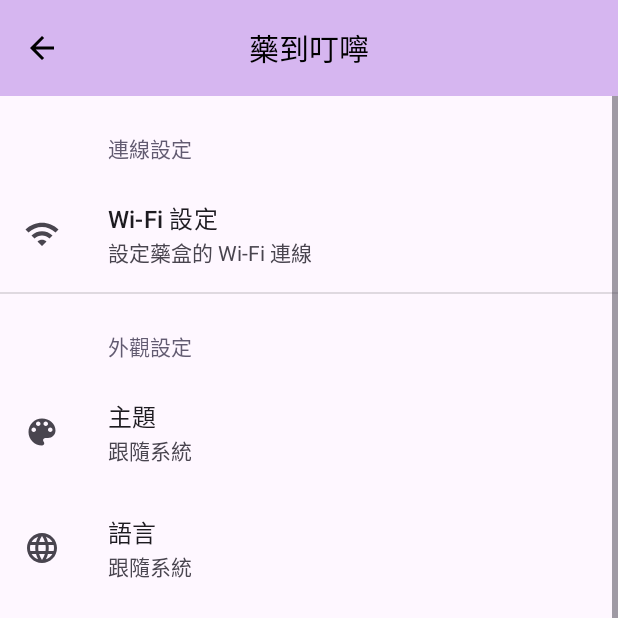
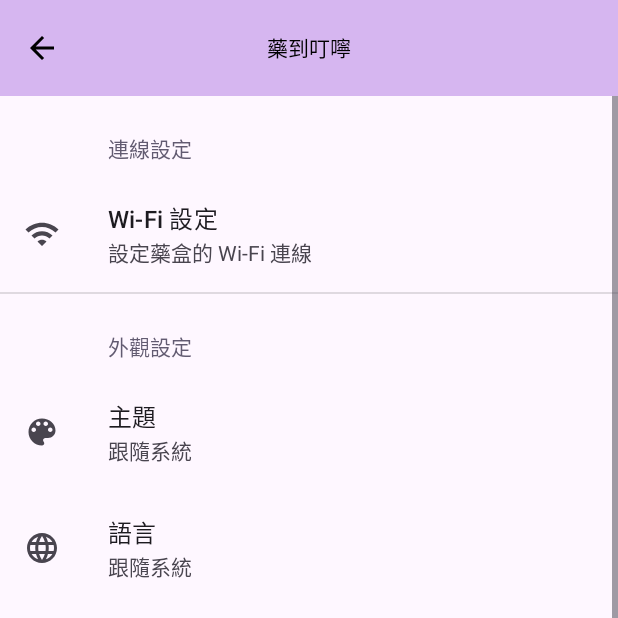
Before and after one commit to thumb2086/Medication_reminder, an Android app: the screen it shows after launch (MainActivity), after a tap on "設定", on a phone screen of 412 x 824 dp, the top half of it. Run offline under Robolectric (Android 15) with nearby library versions, the phone set to English and light mode, and no system bars; our stand-ins replace Dagger/Hilt's generated code, androidx.preference; network calls fail; 1 statement that could not run was skipped.

Commit message:
feat(android): Implement robust font scaling and refactor state management
This commit introduces a comprehensive refactor to ensure font scaling settings are applied reliably across the entire application and improves state management for Engineering Mode.

A new `BaseActivity` is introduced to globally enforce font size changes by intercepting context creation (`attachBaseContext`) and resource loading (`getResources`). This new approach reads the font scale from `SharedPreferences` and forcefully applies it, preventing Android themes or system settings from overriding user preferences. The `MainActivity`'s previous font scaling logic in `attachBaseContext` has been removed in favor of this more robust, centralized method.

Additionally, the state management for Engineering Mode has been centralized within `AppRepository`, making it the single source of truth. The mode's state is now persisted in `SharedPreferences` and observed via a `StateFlow`, ensuring the UI (specifically the visibility of the "Environment" tab) updates dynamically and reliably.

### Key Changes:

*   **Robust Font Scaling:**
    *   Added a new `BaseActivity.kt` to enforce font scaling at the context and resource levels, fixing bugs where system themes would override the settings.
    *   Created `ContextUtils.kt` to generate a new context with the user-defined `fontScale`.
    *   Removed hardcoded `textAppearance` from the Toolbar in `activity_main.xml` to allow its title to scale correctly.
    *   Updated `SettingsFragment.kt` to save the selected font scale (`1.0f`, `1.5f`, `1.8f`) to `app_prefs`, which `BaseActivity` reads from.
    *   `MainActivity` now inherits from `BaseActivity` to adopt the new global font scaling logic.

*   **Centralized State Management:**
    *   Moved the `isEngineeringMode` state and its persistence logic from `MainViewModel` and `MainActivity` into `AppRepository.kt`.
    *   The Engineering Mode state is now saved to and loaded from `SharedPreferences`, making it persistent across app restarts.
    *   The `ViewPagerAdapter` is now dynamically rebuilt when the `isEngineeringMode` state changes, correctly showing or hiding the "Environment" tab.

*   **UI & Documentation:**
    *   Updated `log.md` and `todo.md` to document the font scaling fixes.
    *   Changed the `TabLayout` mode to `scrollable` to better accommodate different font sizes.

```diff
--- a/app/src/main/java/com/example/medicationreminderapp/AppRepository.kt
+++ b/app/src/main/java/com/example/medicationreminderapp/AppRepository.kt
@@ -41,6 +41,9 @@ class AppRepository @Inject constructor(
     // Sensor Data
     private val _historicSensorData = MutableStateFlow<List<SensorDataPoint>>(emptyList())
     val historicSensorData: StateFlow<List<SensorDataPoint>> = _historicSensorData.asStateFlow()
+
+    private val _isEngineeringMode = MutableStateFlow(false)
+    val isEngineeringMode: StateFlow<Boolean> = _isEngineeringMode.asStateFlow()
 
     private val historicDataBuffer = mutableListOf<SensorDataPoint>()
 
@@ -209,11 +212,17 @@ class AppRepository @Inject constructor(
         _historicSensorData.value = sortedData
     }
 
+    fun setEngineeringMode(isEnabled: Boolean) {
+        _isEngineeringMode.value = isEnabled
+        saveEngineeringMode()
+    }
+
     // --- Persistence ---
 
     private fun loadAllData() {
         loadMedicationData()
         loadTakenRecords()
+        loadEngineeringMode()
         updateDailyStatusMap()
     }
 
@@ -261,10 +270,21 @@ class AppRepository @Inject constructor(
         }
     }
 
+    private fun saveEngineeringMode() {
+        sharedPreferences.edit {
+            putBoolean(KEY_ENGINEERING_MODE, _isEngineeringMode.value)
+        }
+    }
+
+    private fun loadEngineeringMode() {
+        _isEngineeringMode.value = sharedPreferences.getBoolean(KEY_ENGINEERING_MODE, false)
+    }
+
     companion object {
         const val PREFS_NAME = "MedicationReminderAppPrefs"
         const val KEY_MEDICATION_DATA = "medication_data"
         const val KEY_TAKEN_RECORDS = "taken_records"
+        const val KEY_ENGINEERING_MODE = "engineering_mode"
 
         const val STATUS_NOT_APPLICABLE = 0
         const val STATUS_NONE_TAKEN = 1
--- /dev/null
+++ b/app/src/main/java/com/example/medicationreminderapp/BaseActivity.kt
@@ -0,0 +1,37 @@
+package com.example.medicationreminderapp
+
+import android.content.Context
+import android.content.res.Configuration
+import androidx.appcompat.app.AppCompatActivity
+
+open class BaseActivity : AppCompatActivity() {
+
+    // 1. At Context connection time, directly replace the Context
+    override fun attachBaseContext(newBase: Context) {
+        // Use ContextUtils to generate a new Context
+        val newContext = ContextUtils.updateLocale(newBase)
+        super.attachBaseContext(newContext)
+    }
+
+    // 2. To prevent some phones (like Xiaomi/Samsung) from overriding Resources at Runtime,
+    // we add a second layer of interception here (this is the savior for many "invalid" cases)
+    override fun getResources(): android.content.res.Resources {
+        val res = super.getResources()
+        val config = res.configuration
+
+        // Read the current setting value
+        val sharedPreferences = getSharedPreferences("app_prefs", Context.MODE_PRIVATE)
+        val targetScale = sharedPreferences.getFloat("font_scale", 1.0f)
+
+        // If the current resource's configuration doesn't match the target, force the correction
+        if (config.fontScale != targetScale) {
+            val newConfig = Configuration(config)
+            newConfig.fontScale = targetScale
+            // Although updateConfiguration is deprecated,
+            // it's the only way to make it take effect immediately at the getResources level.
+            @Suppress("DEPRECATION")
+            res.updateConfiguration(newConfig, res.displayMetrics)
+        }
+        return res
+    }
+}
--- /dev/null
+++ b/app/src/main/java/com/example/medicationreminderapp/ContextUtils.kt
@@ -0,0 +1,25 @@
+package com.example.medicationreminderapp
+
+import android.content.Context
+import android.content.ContextWrapper
+import android.content.res.Configuration
+
+object ContextUtils {
+
+    fun updateLocale(context: Context): ContextWrapper {
+        val sharedPreferences = context.getSharedPreferences("app_prefs", Context.MODE_PRIVATE)
+        // Read the setting, defaulting to 1.0f
+        val fontScale = sharedPreferences.getFloat("font_scale", 1.0f)
+
+        val resources = context.resources
+        val configuration = Configuration(resources.configuration)
+
+        // Force-set the fontScale
+        configuration.fontScale = fontScale
+
+        // Create a context with the new configuration
+        val newContext = context.createConfigurationContext(configuration)
+
+        return ContextWrapper(newContext)
+    }
+}
--- a/app/src/main/java/com/example/medicationreminderapp/MainActivity.kt
+++ b/app/src/main/java/com/example/medicationreminderapp/MainActivity.kt
@@ -23,10 +23,8 @@ import android.view.View
 import android.widget.Toast
 import androidx.activity.result.contract.ActivityResultContracts
 import androidx.activity.viewModels
-import androidx.appcompat.app.AppCompatActivity
 import androidx.appcompat.app.AppCompatDelegate
 import androidx.core.content.ContextCompat
-import androidx.core.content.edit
 import androidx.core.os.LocaleListCompat
 import androidx.core.view.ViewCompat
 import androidx.core.view.WindowCompat
@@ -48,7 +46,7 @@ import java.util.*
 import javax.inject.Inject
 
 @AndroidEntryPoint
-class MainActivity : AppCompatActivity(), BluetoothLeManager.BleListener {
+class MainActivity : BaseActivity(), BluetoothLeManager.BleListener {
 
     internal lateinit var binding: ActivityMainBinding
     private val viewModel: MainViewModel by viewModels()
@@ -56,6 +54,7 @@ class MainActivity : AppCompatActivity(), BluetoothLeManager.BleListener {
     private var alarmManager: AlarmManager? = null
     private lateinit var prefs: SharedPreferences
     private lateinit var updateManager: UpdateManager
+    private var currentEngineeringModeState: Boolean? = null
 
     private val requestNotificationPermissionLauncher = registerForActivityResult(ActivityResultContracts.RequestPermission()) { isGranted ->
         if (!isGranted) { Toast.makeText(this, getString(R.string.notification_permission_denied), Toast.LENGTH_LONG).show() }
@@ -68,24 +67,8 @@ class MainActivity : AppCompatActivity(), BluetoothLeManager.BleListener {
         }
     }
 
-    override fun attachBaseContext(newBase: Context) {
-        val localPrefs = newBase.getSharedPreferences("settings", MODE_PRIVATE)
-        val fontSize = localPrefs.getString("font_size", "medium")
-        val scale = when (fontSize) {
-            "small" -> 0.9f
-            "medium" -> 1.0f
-            "large" -> 1.1f
-            else -> 1.0f
-        }
-
-        val configuration = newBase.resources.configuration
-        configuration.fontScale = scale
-        val updatedContext = newBase.createConfigurationContext(configuration)
-        super.attachBaseContext(updatedContext)
-    }
-
     override fun onCreate(savedInstanceState: Bundle?) {
-        prefs = getSharedPreferences("settings", MODE_PRIVATE)
+        prefs = getSharedPreferences("app_prefs", MODE_PRIVATE)
         applyCharacterTheme()
         super.onCreate(savedInstanceState)
         WindowCompat.setDecorFitsSystemWindows(window, false)
@@ -106,7 +89,6 @@ class MainActivity : AppCompatActivity(), BluetoothLeManager.BleListener {
         updateManager = UpdateManager(this)
 
         createNotificationChannel()
-        setupViewPagerAndTabs()
         requestAppPermissions()
         observeViewModel()
         setupFragmentNavigation()
@@ -177,6 +159,15 @@ class MainActivity : AppCompatActivity(), BluetoothLeManager.BleListener {
                     }
                 }
 
+                launch {
+                    viewModel.isEngineeringMode.collect { isEnabled ->
+                        if (currentEngineeringModeState != isEnabled) {
+                            currentEngineeringModeState = isEnabled
+                            setupViewPagerAndTabs(isEnabled)
+                        }
+                    }
+                }
+
                 viewModel.requestBleAction.observe(this@MainActivity) { action ->
                     if (viewModel.isBleConnected.value) {
                         when (action) {
@@ -201,8 +192,10 @@ class MainActivity : AppCompatActivity(), BluetoothLeManager.BleListener {
         return super.onPrepareOptionsMenu(menu)
     }
 
-    private fun setupViewPagerAndTabs() {
-        binding.viewPager.adapter = ViewPagerAdapter(this)
+    private fun setupViewPagerAndTabs(isEngineeringMode: Boolean) {
+        val currentTabPosition = binding.tabLayout.selectedTabPosition.takeIf { it != -1 } ?: 0
+
+        binding.viewPager.adapter = ViewPagerAdapter(this, isEngineeringMode)
         TabLayoutMediator(binding.tabLayout, binding.viewPager) { tab, position ->
             tab.text = when (position) {
                 0 -> getString(R.string.tab_reminders)
@@ -212,6 +205,10 @@ class MainActivity : AppCompatActivity(), BluetoothLeManager.BleListener {
                 else -> null
             }
         }.attach()
+
+        if (currentTabPosition < binding.tabLayout.tabCount) {
+            binding.viewPager.setCurrentItem(currentTabPosition, false)
+        }
     }
 
     override fun onOptionsItemSelected(item: MenuItem): Boolean {
@@ -319,7 +316,6 @@ class MainActivity : AppCompatActivity(), BluetoothLeManager.BleListener {
     override fun onEngineeringModeUpdate(isEngineeringMode: Boolean) {
         viewModel.setEngineeringMode(isEngineeringMode)
         runOnUiThread {
-            prefs.edit { putBoolean("engineering_mode", isEngineeringMode) }
             val status = if (isEngineeringMode) "啟用" else "關閉"
             Toast.makeText(this, "藥盒回報：工程模式已 $status", Toast.LENGTH_LONG).show()
         }
--- a/app/src/main/java/com/example/medicationreminderapp/MainViewModel.kt
+++ b/app/src/main/java/com/example/medicationreminderapp/MainViewModel.kt
@@ -22,10 +22,8 @@ class MainViewModel @Inject constructor(
     private val _bleStatus = MutableStateFlow("Disconnected")
     val bleStatus: StateFlow<String> = _bleStatus.asStateFlow()
 
-    private val _isEngineeringMode = MutableStateFlow(false)
-    val isEngineeringMode: StateFlow<Boolean> = _isEngineeringMode.asStateFlow()
-
     // Delegate Data StateFlows to Repository
+    val isEngineeringMode: StateFlow<Boolean> = repository.isEngineeringMode
     val historicSensorData: StateFlow<List<SensorDataPoint>> = repository.historicSensorData
     val medicationList: StateFlow<List<Medication>> = repository.medicationList
     val dailyStatusMap: StateFlow<Map<String, Int>> = repository.dailyStatusMap
@@ -57,7 +55,7 @@ class MainViewModel @Inject constructor(
     }
 
     fun setEngineeringMode(isEnabled: Boolean) {
-        _isEngineeringMode.value = isEnabled
+        repository.setEngineeringMode(isEnabled)
     }
 
     fun onRefreshEnvironmentData() {
--- a/app/src/main/java/com/example/medicationreminderapp/adapter/ViewPagerAdapter.kt
+++ b/app/src/main/java/com/example/medicationreminderapp/adapter/ViewPagerAdapter.kt
@@ -8,16 +8,27 @@ import com.example.medicationreminderapp.HistoryFragment
 import com.example.medicationreminderapp.MedicationListFragment
 import com.example.medicationreminderapp.ReminderSettingsFragment
 
-class ViewPagerAdapter(fragmentActivity: FragmentActivity) : FragmentStateAdapter(fragmentActivity) {
+class ViewPagerAdapter(
+    fragmentActivity: FragmentActivity,
+    private val isEngineeringMode: Boolean
+) : FragmentStateAdapter(fragmentActivity) {
 
-    override fun getItemCount(): Int = 4
+    private val baseTabCount = 3
+
+    override fun getItemCount(): Int = if (isEngineeringMode) baseTabCount + 1 else baseTabCount
 
     override fun createFragment(position: Int): Fragment {
         return when (position) {
             0 -> ReminderSettingsFragment()
             1 -> MedicationListFragment()
             2 -> HistoryFragment()
-            3 -> EnvironmentFragment()
+            3 -> {
+                if (isEngineeringMode) {
+                    EnvironmentFragment()
+                } else {
+                    throw IllegalArgumentException("Invalid position: $position without engineering mode")
+                }
+            }
             else -> throw IllegalArgumentException("Invalid position: $position")
         }
     }
--- a/app/src/main/res/layout/activity_main.xml
+++ b/app/src/main/res/layout/activity_main.xml
@@ -21,12 +21,12 @@
             android:theme="@style/Widget.App.Toolbar">
 
             <TextView
+                android:id="@+id/toolbar_title"
                 android:layout_width="wrap_content"
                 android:layout_height="wrap_content"
                 android:layout_gravity="center"
                 android:gravity="center"
                 android:text="@string/app_name"
-                android:textAppearance="@style/TextAppearance.AppCompat.Widget.ActionBar.Title"
                 android:textColor="?attr/colorOnPrimary"
                 android:includeFontPadding="false" />
         </com.google.android.material.appbar.MaterialToolbar>
@@ -36,7 +36,8 @@
             android:layout_width="match_parent"
             android:layout_height="wrap_content"
             app:tabGravity="fill"
-            app:tabMode="fixed" />
+            app:tabMode="scrollable"
+            app:tabTextAppearance="@style/TextAppearance.Design.Tab" />
 
     </com.google.android.material.appbar.AppBarLayout>
 
```
Also changed, not shown: app/src/main/java/com/example/medicationreminderapp/SettingsFragment.kt (+18 -2 lines), app/src/main/java/com/example/medicationreminderapp/util/FontUtil.kt (added, +22 -0 lines), 2 other files.
